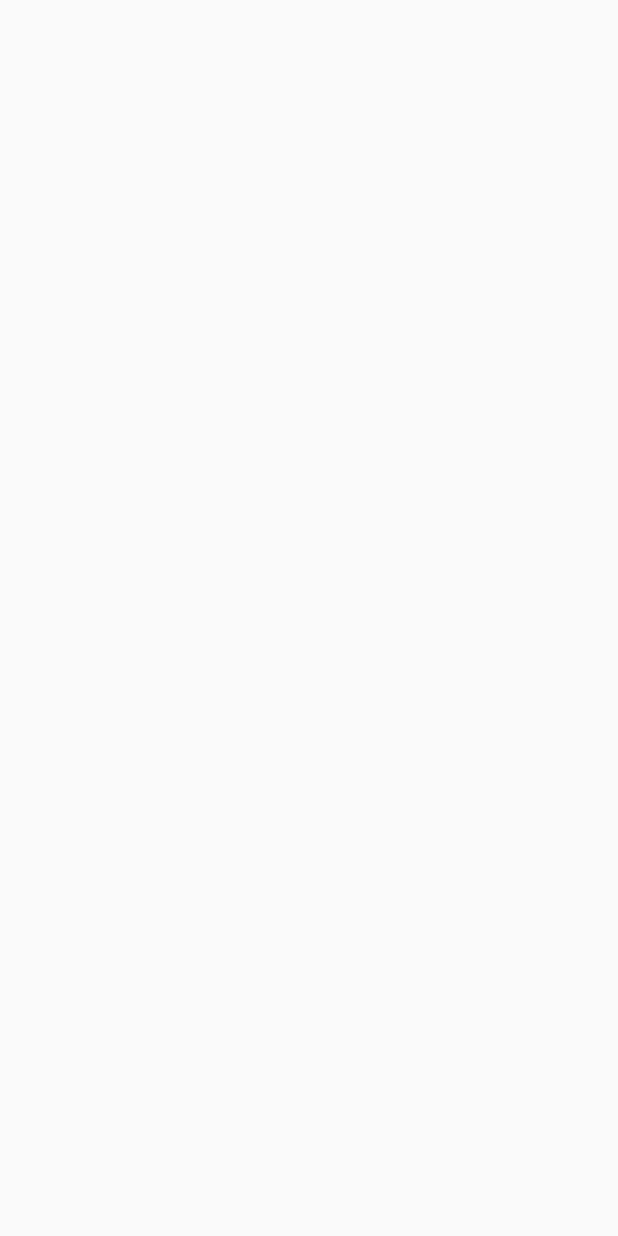
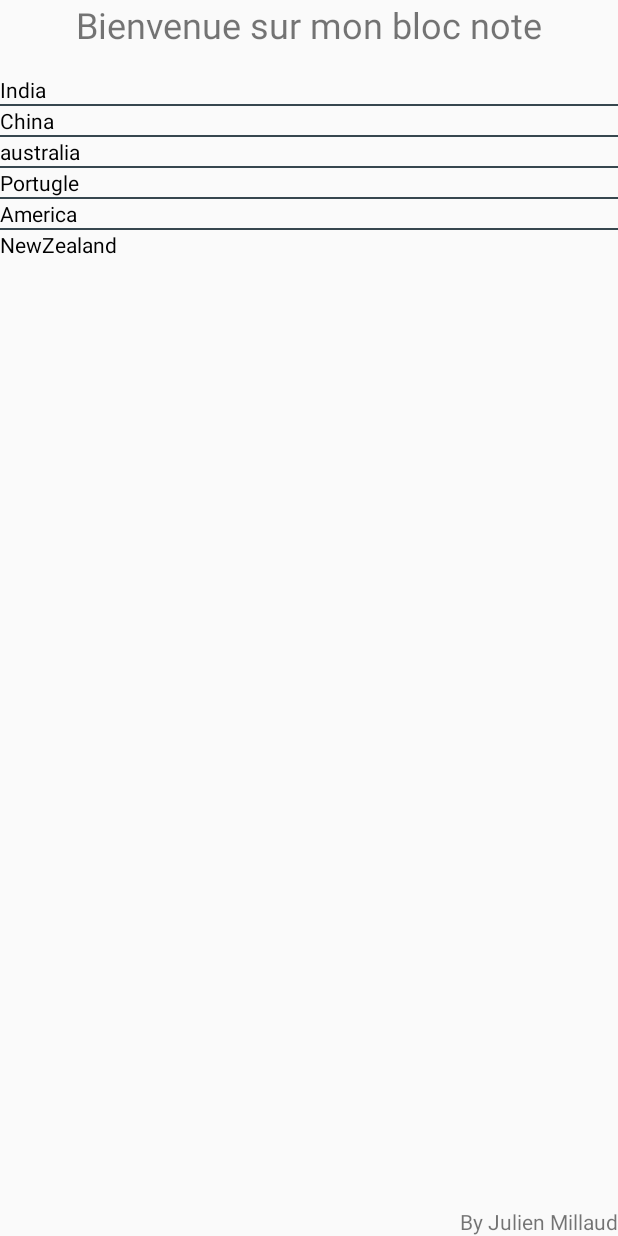
Before and after one commit to JulienNirxo/mds-blocnotekotlin, an Android app built with Jetpack Compose: the screen it shows after launch (MainActivity), on a phone screen of 412 x 824 dp. Before the commit the screen is empty. Run offline under Robolectric (Android 15) with nearby library versions, the phone set to English and light mode, and no system bars.

Commit message:
[INIT] list and page

```diff
--- a/app/build.gradle.kts
+++ b/app/build.gradle.kts
@@ -38,6 +38,7 @@ android {
     }
     buildFeatures {
         compose = true
+        viewBinding = true
     }
     composeOptions {
         kotlinCompilerExtensionVersion = "1.4.3"
@@ -59,6 +60,11 @@ dependencies {
     implementation("androidx.compose.ui:ui-graphics")
     implementation("androidx.compose.ui:ui-tooling-preview")
     implementation("androidx.compose.material3:material3")
+    implementation("com.google.android.material:material:1.8.0")
+    implementation("androidx.appcompat:appcompat:1.6.1")
+    implementation("androidx.constraintlayout:constraintlayout:2.1.4")
+    implementation("androidx.navigation:navigation-fragment-ktx:2.5.3")
+    implementation("androidx.navigation:navigation-ui-ktx:2.5.3")
     testImplementation("junit:junit:4.13.2")
     androidTestImplementation("androidx.test.ext:junit:1.1.5")
     androidTestImplementation("androidx.test.espresso:espresso-core:3.5.1")
--- a/app/src/main/AndroidManifest.xml
+++ b/app/src/main/AndroidManifest.xml
@@ -13,6 +13,11 @@
         android:theme="@style/Theme.MyBlocNoteInKotlin"
         tools:targetApi="31">
         <activity
+            android:name=".accueil"
+            android:exported="false"
+            android:label="@string/title_activity_accueil"
+            android:theme="@style/Theme.MyBlocNoteInKotlin" />
+        <activity
             android:name=".MainActivity"
             android:exported="true"
             android:label="@string/app_name"
--- a/app/src/main/java/com/example/myblocnoteinkotlin/MainActivity.kt
+++ b/app/src/main/java/com/example/myblocnoteinkotlin/MainActivity.kt
@@ -1,32 +1,22 @@
 package com.example.myblocnoteinkotlin
 
-import Personne
 import android.os.Bundle
+import android.view.View
+import android.widget.ArrayAdapter
+import android.widget.ListView
 import androidx.activity.ComponentActivity
-import androidx.activity.compose.setContent
-import androidx.compose.foundation.layout.Column
-import androidx.compose.foundation.layout.Spacer
-import androidx.compose.foundation.layout.fillMaxSize
-import androidx.compose.foundation.layout.fillMaxWidth
-import androidx.compose.material3.MaterialTheme
-import androidx.compose.material3.Surface
-import androidx.compose.material3.Text
-import androidx.compose.runtime.Composable
-import androidx.compose.ui.Modifier
-import androidx.compose.ui.tooling.preview.Preview
-import com.example.myblocnoteinkotlin.ui.theme.MyBlocNoteInKotlinTheme
 
 class MainActivity : ComponentActivity() {
+    var list = arrayOf("India", "China", "australia", "Portugle", "America", "NewZealand")
     override fun onCreate(savedInstanceState: Bundle?) {
         super.onCreate(savedInstanceState)
-        setContent {
-            MyBlocNoteInKotlinTheme {
-                // A surface container using the 'background' color from the theme
-                Column(
-                    modifier = Modifier.fillMaxSize(),
-                ) {
-                }
-            }
-        }
+        //affichage de mon layout
+        setContentView(R.layout.activity_accueil)
+
+        //initialisation de ma liste
+        var simpleList = findViewById<View>(R.id.simpleListView) as ListView
+        val arrayAdapter: ArrayAdapter<String> =
+            ArrayAdapter<String>(this, R.layout.item_list, R.id.textView, list)
+        simpleList.setAdapter(arrayAdapter)
     }
 }
--- /dev/null
+++ b/app/src/main/res/layout/activity_accueil.xml
@@ -0,0 +1,44 @@
+<?xml version="1.0" encoding="utf-8"?>
+<androidx.constraintlayout.widget.ConstraintLayout xmlns:android="http://schemas.android.com/apk/res/android"
+    xmlns:app="http://schemas.android.com/apk/res-auto"
+    xmlns:tools="http://schemas.android.com/tools"
+    android:layout_width="match_parent"
+    android:layout_height="match_parent"
+    tools:context=".accueil">
+
+    <TextView
+        android:id="@+id/textView"
+        android:layout_width="wrap_content"
+        android:layout_height="wrap_content"
+        android:text="Bienvenue sur mon bloc note"
+        android:textSize="24sp"
+        app:layout_constraintEnd_toEndOf="parent"
+        app:layout_constraintStart_toStartOf="parent"
+        app:layout_constraintTop_toTopOf="parent" />
+
+    <TextView
+        android:id="@+id/textViewByJulien"
+        android:layout_width="wrap_content"
+        android:layout_height="wrap_content"
+        android:text="By Julien Millaud"
+        android:textSize="14sp"
+        app:layout_constraintBottom_toBottomOf="parent"
+        app:layout_constraintEnd_toEndOf="parent" />
+
+    <LinearLayout
+        android:layout_width="match_parent"
+        android:layout_height="match_parent"
+        android:layout_marginTop="50dp"
+        android:layout_marginBottom="50dp"
+        android:orientation="vertical"
+        app:layout_constraintBottom_toBottomOf="parent"
+        app:layout_constraintTop_toTopOf="parent">
+
+        <ListView
+            android:id="@+id/simpleListView"
+            android:layout_width="fill_parent"
+            android:layout_height="wrap_content"
+            android:divider="@color/material_blue_grey_800"
+            android:dividerHeight="1dp" />
+    </LinearLayout>
+</androidx.constraintlayout.widget.ConstraintLayout>
--- /dev/null
+++ b/app/src/main/res/layout/item_list.xml
@@ -0,0 +1,13 @@
+<?xml version="1.0" encoding="utf-8"?>
+<LinearLayout xmlns:android="http://schemas.android.com/apk/res/android"
+    android:layout_width="match_parent"
+    android:layout_height="match_parent"
+    android:orientation="vertical">
+
+    <TextView
+        android:id="@+id/textView"
+        android:layout_width="fill_parent"
+        android:layout_height="wrap_content"
+        android:layout_gravity="center"
+        android:textColor="@color/black" />
+</LinearLayout>
--- a/app/src/main/res/values/themes.xml
+++ b/app/src/main/res/values/themes.xml
@@ -2,4 +2,9 @@
 <resources>
 
     <style name="Theme.MyBlocNoteInKotlin" parent="android:Theme.Material.Light.NoActionBar" />
+    <!-- Base application theme. -->
+    <style name="Base.Theme.MyBlocNoteInKotlin" parent="Theme.Material3.DayNight.NoActionBar">
+        <!-- Customize your light theme here. -->
+        <!-- <item name="colorPrimary">@color/my_light_primary</item> -->
+    </style>
 </resources>
```
Also changed, not shown: app/src/main/res/values/strings.xml (+43 -0 lines).
